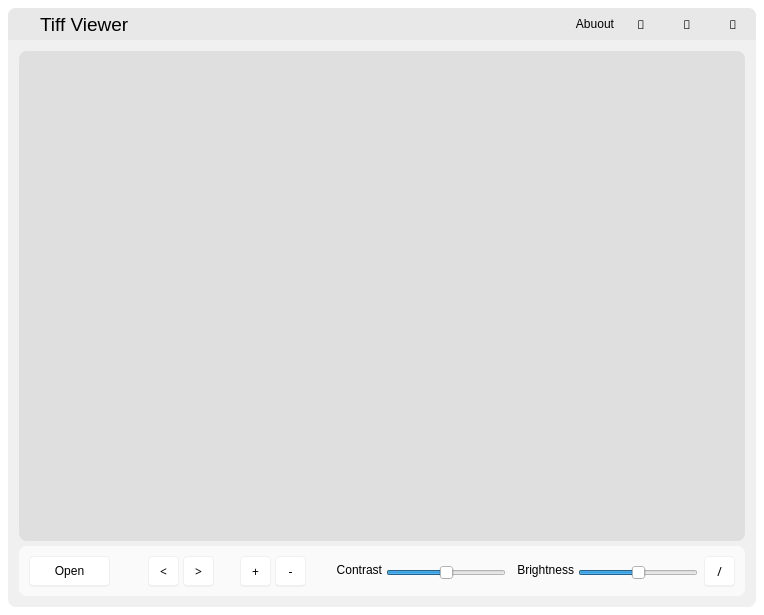
First picture: the form in TiffViewer/TiffViewer.ui, repository GengGode/TiffViewer, before the edit.
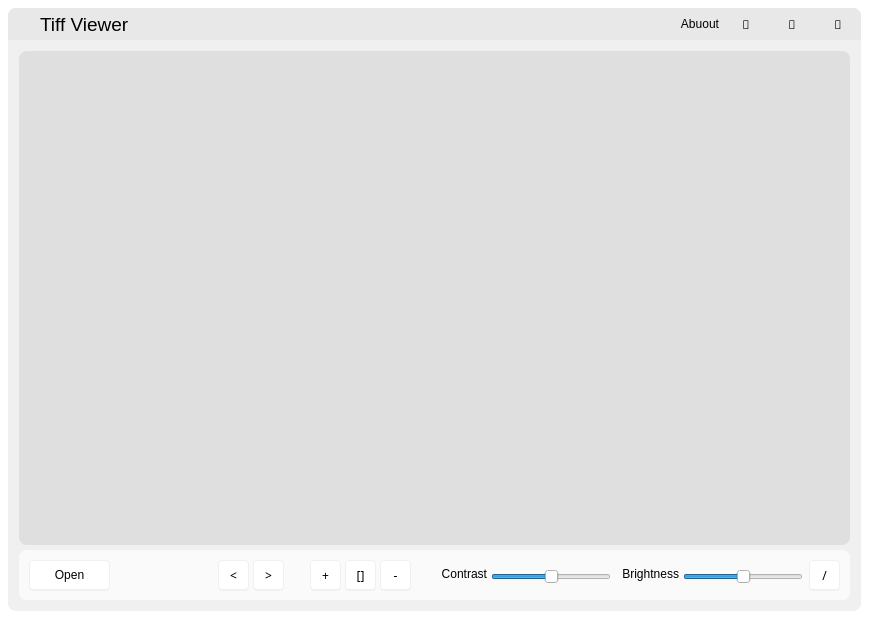
Second picture: the form after the edit. Icons and pictures are not drawn.

```diff
--- a/TiffViewer/TiffViewer.ui
+++ b/TiffViewer/TiffViewer.ui
@@ -6,8 +6,8 @@
    <rect>
     <x>0</x>
     <y>0</y>
-    <width>764</width>
-    <height>615</height>
+    <width>869</width>
+    <height>619</height>
    </rect>
   </property>
   <property name="minimumSize">
@@ -464,9 +464,15 @@
          </item>
          <item>
           <widget class="QWidget" name="widget_zoom" native="true">
+           <property name="minimumSize">
+            <size>
+             <width>121</width>
+             <height>0</height>
+            </size>
+           </property>
            <property name="maximumSize">
             <size>
-             <width>86</width>
+             <width>121</width>
              <height>16777215</height>
             </size>
            </property>
@@ -494,10 +500,34 @@
              <string>Up</string>
             </property>
            </widget>
+           <widget class="QPushButton" name="pb_zoom_reset">
+            <property name="geometry">
+             <rect>
+              <x>45</x>
+              <y>10</y>
+              <width>31</width>
+              <height>31</height>
+             </rect>
+            </property>
+            <property name="font">
+             <font>
+              <family>Segoe Fluent Icons</family>
+             </font>
+            </property>
+            <property name="styleSheet">
+             <string notr="true"/>
+            </property>
+            <property name="text">
+             <string>[]</string>
+            </property>
+            <property name="shortcut">
+             <string>Down</string>
+            </property>
+           </widget>
            <widget class="QPushButton" name="pb_zoom_out">
             <property name="geometry">
              <rect>
-              <x>45</x>
+              <x>80</x>
               <y>10</y>
               <width>31</width>
               <height>31</height>
```
